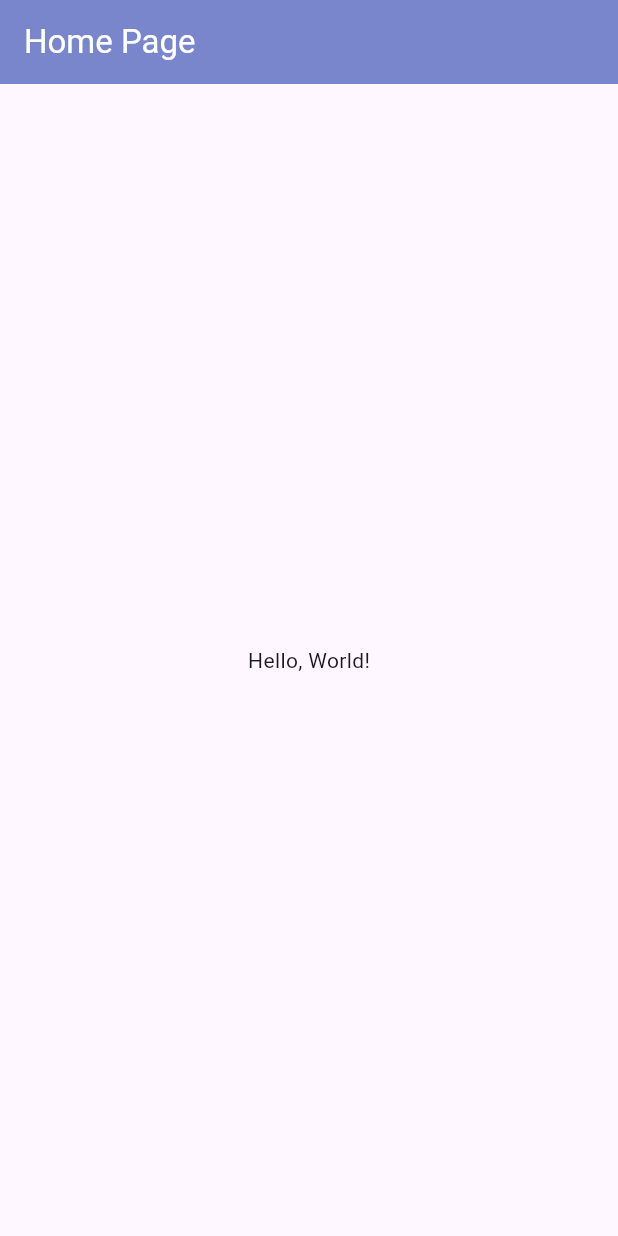
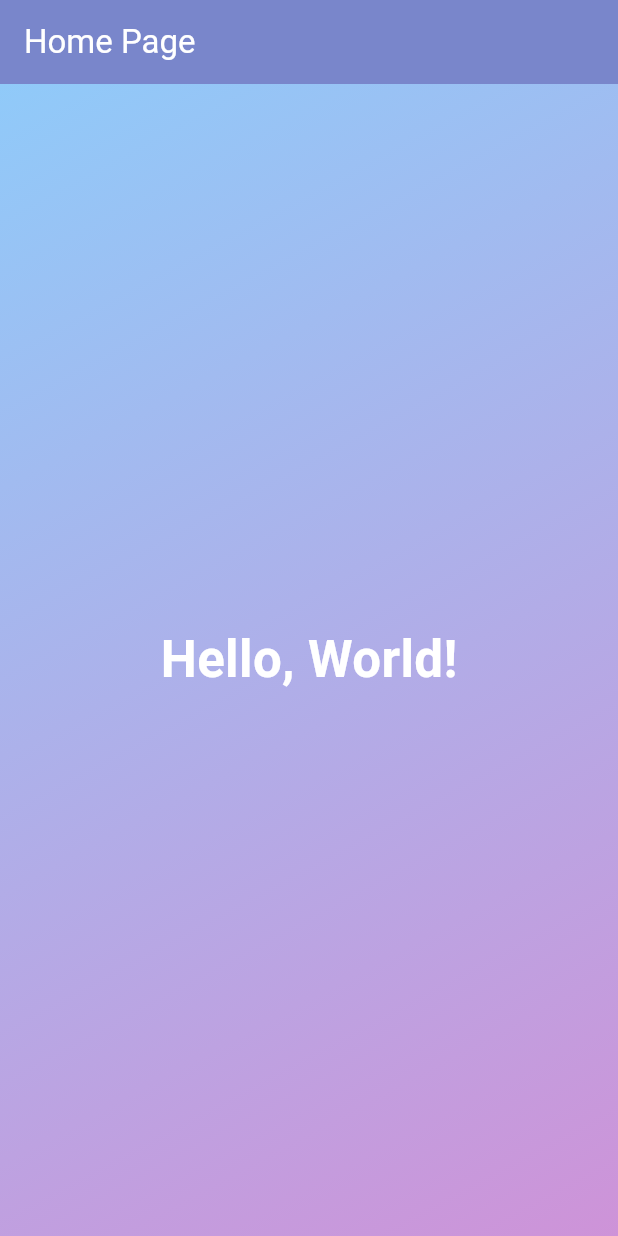
Before and after one commit to akashm936/NewAppFlutter, a Flutter app: the screen it shows after launch, on a phone screen of 412 x 824 dp. Run offline on Flutter 3.47's test engine with Material 3 defaults, Android fonts, the phone set to English and light mode, and no system bars.

```diff
--- a/lib/app/myapp.dart
+++ b/lib/app/myapp.dart
@@ -6,13 +6,14 @@ class MyApp extends StatelessWidget {
   Widget build(BuildContext context) {
     return MaterialApp(
       title: 'My Flutter App',
-      home: HomeViews(),
+      home: const HomeViews(),
       theme: ThemeData(
         primarySwatch: Colors.blue,
         appBarTheme: AppBarTheme(
           backgroundColor: Colors.indigo.shade300,
           foregroundColor: Colors.white,
         ),
+
       ),
     );
   }
--- a/lib/main.dart
+++ b/lib/main.dart
@@ -2,6 +2,5 @@ import 'package:flutter/material.dart';
 import 'package:mydemoapp/app/myapp.dart';
 
 void main(){
-  runApp(MyApp());
-
+  runApp( MyApp());
 }
--- a/lib/views/home_views.dart
+++ b/lib/views/home_views.dart
@@ -10,8 +10,17 @@ class HomeViews extends StatelessWidget {
           title: Text('Home Page'),
 
         ),
-        body: Center(
-          child: Text('Hello, World!'),
+        body: Container(
+          decoration: BoxDecoration(
+            gradient: LinearGradient(
+              colors: [Colors.blue.shade200, Colors.purple.shade200],
+              begin: Alignment.topLeft,
+              end: Alignment.bottomRight,
+            ),
+          ),
+          child: Center(
+            child: Text('Hello, World!', style: TextStyle(fontSize: 34, fontWeight: FontWeight.bold, color: Colors.white),),
+          ),
         ),
       );
   }
```
Also changed, not shown: 1 other file.
